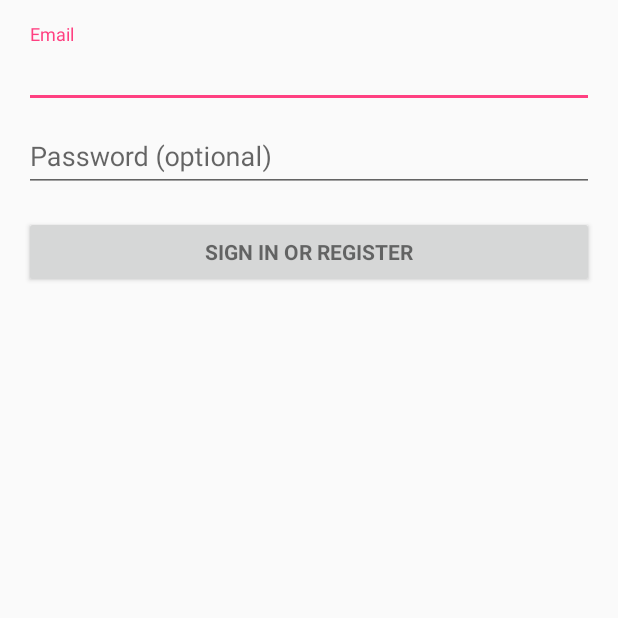
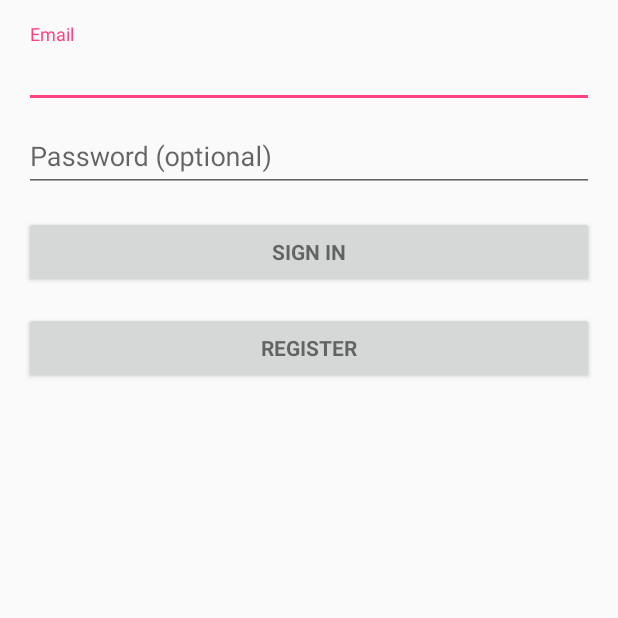
Before and after one commit to KovalDS/FitnessTracker, an Android app: the screen it shows after launch (LoginActivity), on a phone screen of 412 x 824 dp, the top half of it. Run offline under Robolectric (Android 15) with nearby library versions, the phone set to English and light mode, and no system bars; 2 statements that could not run were skipped.

Commit message:
onClick register added

```diff
--- a/app/src/main/res/layout/activity_login.xml
+++ b/app/src/main/res/layout/activity_login.xml
@@ -72,6 +72,18 @@
                 android:text="@string/action_sign_in"
                 android:textStyle="bold" />
 
+
+            <Button
+                android:id="@+id/register_button"
+                style="?android:textAppearanceSmall"
+                android:layout_width="match_parent"
+                android:layout_height="wrap_content"
+                android:layout_marginTop="16dp"
+                android:text="@string/register"
+                android:textStyle="bold"
+                android:onClick="tapRegisterBtn"/>
+
         </LinearLayout>
+
     </ScrollView>
 </LinearLayout>
--- a/app/src/main/res/layout/activity_register.xml
+++ b/app/src/main/res/layout/activity_register.xml
@@ -11,7 +11,7 @@
 
     <!-- Login progress -->
     <ProgressBar
-        android:id="@+id/login_progress"
+        android:id="@+id/register_progress"
         style="?android:attr/progressBarStyleLarge"
         android:layout_width="wrap_content"
         android:layout_height="wrap_content"
@@ -19,7 +19,7 @@
         android:visibility="gone" />
 
     <ScrollView
-        android:id="@+id/login_form"
+        android:id="@+id/register_form"
         android:layout_width="match_parent"
         android:layout_height="match_parent">
 
@@ -124,7 +124,7 @@
             </android.support.design.widget.TextInputLayout>
 
             <Button
-                android:id="@+id/email_sign_in_button"
+                android:id="@+id/finish_registration"
                 style="?android:textAppearanceSmall"
                 android:layout_width="match_parent"
                 android:layout_height="wrap_content"
--- a/app/src/main/res/values/strings.xml
+++ b/app/src/main/res/values/strings.xml
@@ -2,7 +2,7 @@
     <string name="app_name">FitnessTracker</string>
     <string name="title_activity_login">Sign in</string>
 
-    <!-- Strings related to login -->
+    <!-- Strings related to login / register -->
     <string name="prompt_email">Email</string>
     <string name="prompt_weight">Weight</string>
     <string name="prompt_height">Height</string>
@@ -21,8 +21,9 @@
         completions."
     </string>
     <string name="title_activity_register">Sign in</string>
+    <string name="action_sign_in">Sign in</string>
 
-    <string name="action_sign_in">Sign in or register</string>
+    <!-- Strings related to main screens -->
     <string name="title_activity_bottom_navigation">BottomNavigation</string>
     <string name="title_home">Daily ration</string>
     <string name="title_food_list">Food list</string>
@@ -32,7 +33,7 @@
     <string name="current_date">10.02.2018</string>
     <string name="add_dish">Add dish</string>
 
-    <!-- TODO: Remove or change this placeholder text -->
+
     <string name="hello_blank_fragment">Hello blank fragment</string>
     <string name="details">Details</string>
     <string name="name_of_dish">Name of dish</string>
```
Also changed, not shown: app/src/main/java/com/team/villevich/fitnesstracker/view/activity/LoginActivity.java (+6 -7 lines), app/src/main/java/com/team/villevich/fitnesstracker/view/activity/RegisterActivity.java (+5 -12 lines).
